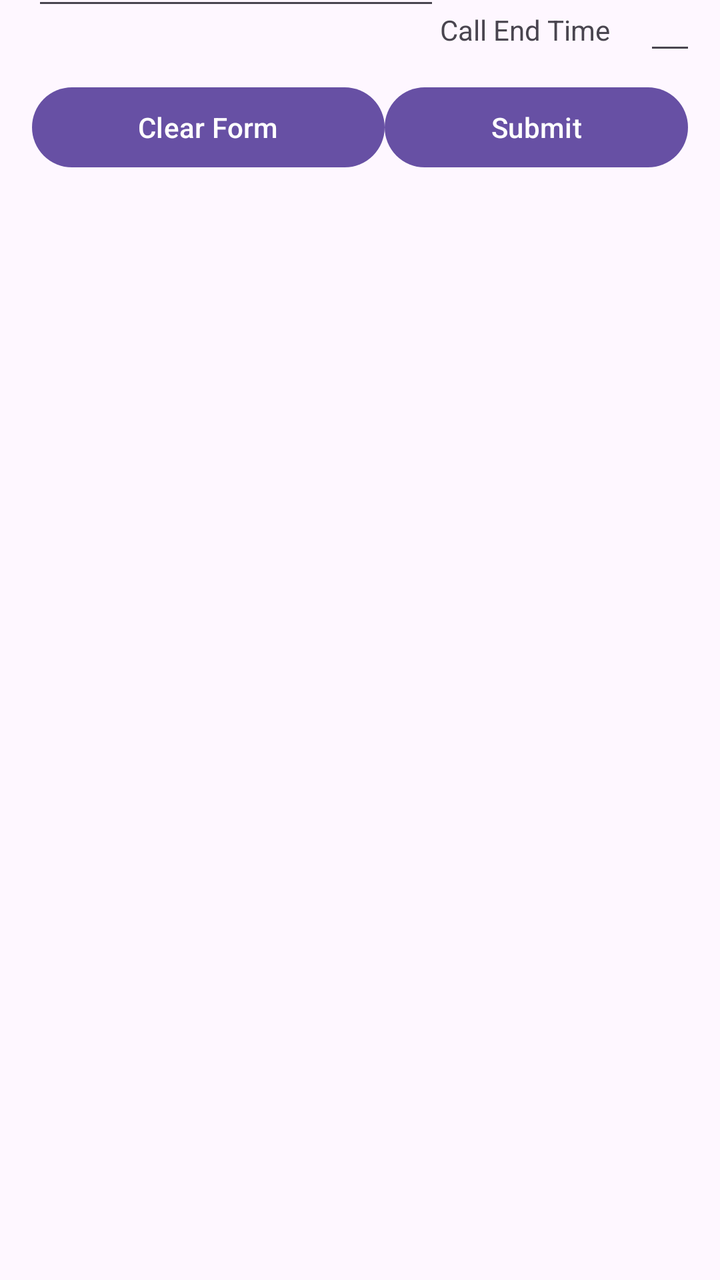
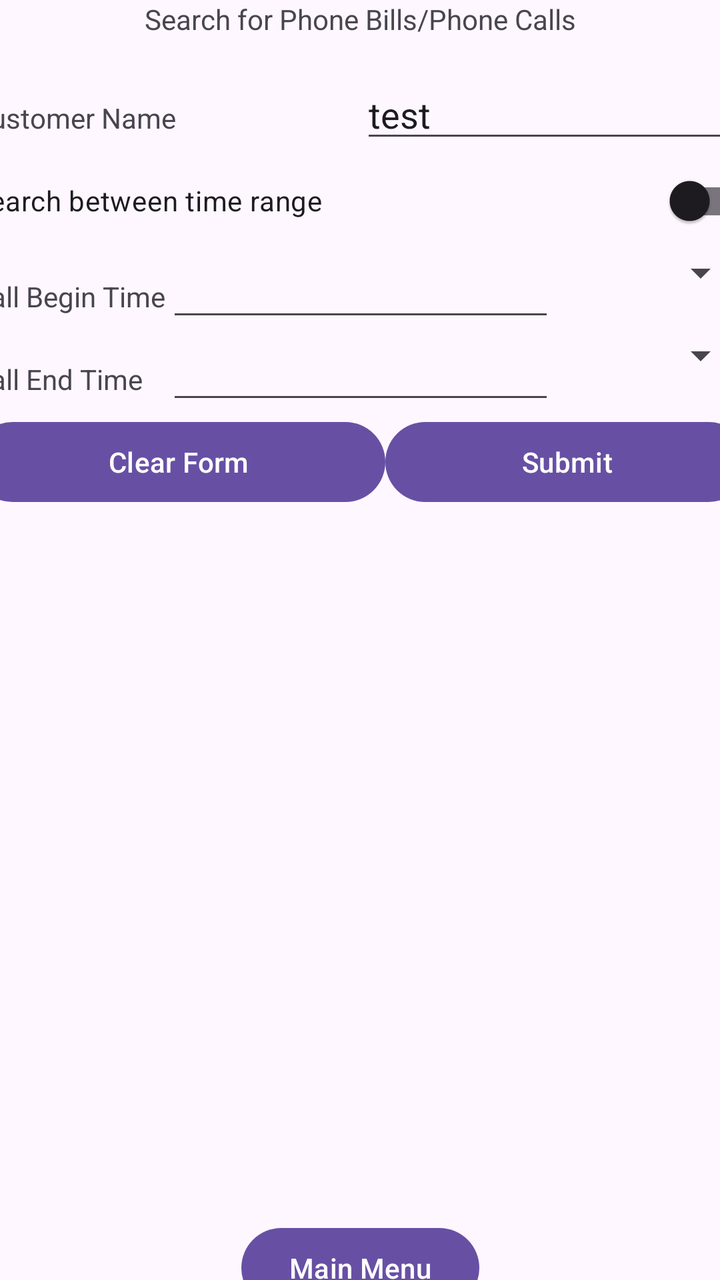

An Android layout rendered at two revisions. The XML below is the earlier revision; the diff shows what the commit changed to produce the second picture.
<!-- AndroidManifest.xml: application theme Theme.PhoneBill -->
<!-- res/layout/activity_search_phone_bill.xml -->
<?xml version="1.0" encoding="utf-8"?>
<androidx.constraintlayout.widget.ConstraintLayout xmlns:android="http://schemas.android.com/apk/res/android"
    xmlns:app="http://schemas.android.com/apk/res-auto"
    xmlns:tools="http://schemas.android.com/tools"
    android:id="@+id/main"
    android:layout_width="match_parent"
    android:layout_height="match_parent"
    tools:context=".SearchPhoneBillActivity">

    <LinearLayout
        android:id="@+id/searchPhoneBillOptionsBlock"
        android:layout_width="match_parent"
        android:layout_height="wrap_content"
        android:layout_weight="2"
        android:orientation="vertical"
        android:layout_margin="16dp"
        app:layout_constraintBottom_toTopOf="@id/searchPhoneBillListView"
        app:layout_constraintEnd_toEndOf="parent"
        app:layout_constraintStart_toStartOf="parent"
        app:layout_constraintTop_toTopOf="parent">

        <LinearLayout
            android:id="@+id/searchPhoneBillOptionsTop"
            android:layout_width="408dp"
            android:layout_height="90dp"
            android:orientation="horizontal">

            <LinearLayout
                android:layout_width="match_parent"
                android:layout_height="wrap_content"
                android:layout_weight="2"
                android:orientation="vertical">

                <TextView
                    android:id="@+id/searchPhoneBillCustomerNameLabel"
                    android:layout_width="match_parent"
                    android:layout_height="match_parent"
                    android:text="@string/customer_name"
                    android:textAlignment="center" />

                <EditText
                    android:id="@+id/searchPhoneBillCustomerNameField"
                    android:layout_width="match_parent"
                    android:layout_height="match_parent"
                    android:inputType="text"
                    android:text="test" />
            </LinearLayout>

            <LinearLayout
                android:id="@+id/searchPhoneBillTimeRangeBlock"
                android:layout_width="wrap_content"
                android:layout_height="match_parent"
                android:layout_weight="1"
                android:orientation="vertical">

                <LinearLayout
                    android:layout_width="match_parent"
                    android:layout_height="wrap_content"
                    android:orientation="horizontal">

                    <TextView
                        android:id="@+id/textView2"
                        android:layout_width="match_parent"
                        android:layout_height="wrap_content"
                        android:layout_weight="1"
                        android:text="@string/call_begin_time" />

                    <EditText
                        android:id="@+id/searchPhoneCallBeginTimeField"
                        android:layout_width="wrap_content"
                        android:layout_height="wrap_content"
                        android:layout_weight="1"
                        android:ems="10"
                        android:inputType="datetime" />
                </LinearLayout>

                <LinearLayout
                    android:layout_width="match_parent"
                    android:layout_height="wrap_content"
                    android:orientation="horizontal">

                    <TextView
                        android:id="@+id/textView3"
                        android:layout_width="match_parent"
                        android:layout_height="wrap_content"
                        android:layout_weight="1"
                        android:text="@string/call_end_time" />

                    <EditText
                        android:id="@+id/searchPhoneCallEndTimeField"
                        android:layout_width="wrap_content"
                        android:layout_height="wrap_content"
                        android:layout_weight="1"
                        android:ems="10"
                        android:inputType="text" />
                </LinearLayout>
            </LinearLayout>
        </LinearLayout>

        <LinearLayout
            android:id="@+id/searchPhoneBillButtons"
            android:layout_width="match_parent"
            android:layout_height="match_parent"
            android:orientation="horizontal">

            <Button
                android:id="@+id/button2"
                android:layout_width="wrap_content"
                android:layout_height="wrap_content"
                android:layout_weight="1"
                android:text="@string/clear_form" />

            <Button
                android:id="@+id/button3"
                android:layout_width="wrap_content"
                android:layout_height="wrap_content"
                android:layout_weight="1"
                android:text="@string/submit" />
        </LinearLayout>
    </LinearLayout>

    <ListView
        android:id="@+id/searchPhoneBillListView"
        android:layout_width="317dp"
        android:layout_height="523dp"
        android:layout_marginStart="16dp"
        android:layout_marginTop="16dp"
        android:layout_marginEnd="16dp"
        android:layout_marginBottom="16dp"
        app:layout_constraintBottom_toTopOf="@id/searchActivityBackToMainButton"
        app:layout_constraintEnd_toEndOf="parent"
        app:layout_constraintStart_toStartOf="parent"
        app:layout_constraintTop_toBottomOf="@id/searchPhoneBillOptionsBlock" />

    <Button
        android:id="@+id/searchActivityBackToMainButton"
        android:layout_width="wrap_content"
        android:layout_height="wrap_content"
        android:onClick="goBackToMainActivity"
        android:text="@string/back_to_main"
        app:layout_constraintBottom_toBottomOf="parent"
        app:layout_constraintEnd_toEndOf="parent"
        app:layout_constraintStart_toStartOf="parent"
        app:layout_constraintTop_toBottomOf="@id/searchPhoneBillListView" />

</androidx.constraintlayout.widget.ConstraintLayout>
<!-- resources referenced by this layout -->
<resources>
  <string name="back_to_main">Main Menu</string>
  <string name="call_begin_time">Call Begin Time</string>
  <string name="call_end_time">Call End Time</string>
  <string name="clear_form">Clear Form</string>
  <string name="customer_name">Customer Name</string>
  <string name="submit">Submit</string>
  <style name="Theme.PhoneBill" parent="Base.Theme.PhoneBill" />
  <style name="Base.Theme.PhoneBill" parent="Theme.Material3.DayNight.NoActionBar">
          
          
      </style>
</resources>

<!-- the commit's change to res/layout/activity_search_phone_bill.xml (unified diff, before → after) -->
@@ -9,90 +9,117 @@
 
     <LinearLayout
         android:id="@+id/searchPhoneBillOptionsBlock"
-        android:layout_width="match_parent"
+        android:layout_width="388dp"
         android:layout_height="wrap_content"
+        android:layout_margin="16dp"
+        android:layout_marginTop="14dp"
+        android:layout_marginBottom="36dp"
         android:layout_weight="2"
         android:orientation="vertical"
-        android:layout_margin="16dp"
-        app:layout_constraintBottom_toTopOf="@id/searchPhoneBillListView"
+        app:layout_constraintBottom_toTopOf="@+id/searchPhoneBillListView"
         app:layout_constraintEnd_toEndOf="parent"
         app:layout_constraintStart_toStartOf="parent"
-        app:layout_constraintTop_toTopOf="parent">
+        app:layout_constraintTop_toBottomOf="@+id/searchPhoneCallTitle">
 
         <LinearLayout
             android:id="@+id/searchPhoneBillOptionsTop"
-            android:layout_width="408dp"
-            android:layout_height="90dp"
-            android:orientation="horizontal">
+            android:layout_width="match_parent"
+            android:layout_height="wrap_content"
+            android:orientation="vertical">
 
             <LinearLayout
                 android:layout_width="match_parent"
                 android:layout_height="wrap_content"
                 android:layout_weight="2"
-                android:orientation="vertical">
+                android:orientation="horizontal"
+                android:weightSum="2">
 
                 <TextView
                     android:id="@+id/searchPhoneBillCustomerNameLabel"
-                    android:layout_width="match_parent"
-                    android:layout_height="match_parent"
+                    android:layout_width="0dp"
+                    android:layout_height="wrap_content"
+                    android:layout_weight="1"
                     android:text="@string/customer_name"
-                    android:textAlignment="center" />
+                    android:textAlignment="viewStart" />
 
                 <EditText
                     android:id="@+id/searchPhoneBillCustomerNameField"
-                    android:layout_width="match_parent"
-                    android:layout_height="match_parent"
+                    android:layout_width="0dp"
+                    android:layout_height="wrap_content"
+                    android:layout_weight="1"
                     android:inputType="text"
                     android:text="test" />
             </LinearLayout>
 
+            <androidx.appcompat.widget.SwitchCompat
+                android:id="@+id/searchPhoneCallBetweenRangeSwitch"
+                android:layout_width="match_parent"
+                android:layout_height="wrap_content"
+                android:layout_weight="2"
+                android:text="Search between time range" />
+
             <LinearLayout
                 android:id="@+id/searchPhoneBillTimeRangeBlock"
-                android:layout_width="wrap_content"
+                android:layout_width="match_parent"
                 android:layout_height="match_parent"
                 android:layout_weight="1"
-                android:orientation="vertical">
+                android:orientation="vertical"
+                android:visibility="visible">
 
                 <LinearLayout
                     android:layout_width="match_parent"
                     android:layout_height="wrap_content"
-                    android:orientation="horizontal">
+                    android:orientation="horizontal"
+                    android:weightSum="8">
 
                     <TextView
                         android:id="@+id/textView2"
-                        android:layout_width="match_parent"
+                        android:layout_width="0dp"
                         android:layout_height="wrap_content"
-                        android:layout_weight="1"
+                        android:layout_weight="2"
                         android:text="@string/call_begin_time" />
 
                     <EditText
                         android:id="@+id/searchPhoneCallBeginTimeField"
-                        android:layout_width="wrap_content"
+                        android:layout_width="0dp"
                         android:layout_height="wrap_content"
-                        android:layout_weight="1"
+                        android:layout_weight="4"
                         android:ems="10"
                         android:inputType="datetime" />
+
+                    <Spinner
+                        android:id="@+id/searchBeginTimeSpinner"
+                        android:layout_width="0dp"
+                        android:layout_height="wrap_content"
+                        android:layout_weight="2" />
                 </LinearLayout>
 
                 <LinearLayout
                     android:layout_width="match_parent"
                     android:layout_height="wrap_content"
-                    android:orientation="horizontal">
+                    android:orientation="horizontal"
+                    android:weightSum="8">
 
                     <TextView
                         android:id="@+id/textView3"
-                        android:layout_width="match_parent"
+                        android:layout_width="0dp"
                         android:layout_height="wrap_content"
-                        android:layout_weight="1"
+                        android:layout_weight="2"
                         android:text="@string/call_end_time" />
 
                     <EditText
                         android:id="@+id/searchPhoneCallEndTimeField"
-                        android:layout_width="wrap_content"
+                        android:layout_width="0dp"
                         android:layout_height="wrap_content"
-                        android:layout_weight="1"
+                        android:layout_weight="4"
                         android:ems="10"
                         android:inputType="text" />
+
+                    <Spinner
+                        android:id="@+id/searchEndTimeSpinner"
+                        android:layout_width="0dp"
+                        android:layout_height="wrap_content"
+                        android:layout_weight="2" />
                 </LinearLayout>
             </LinearLayout>
         </LinearLayout>
@@ -111,26 +138,25 @@
                 android:text="@string/clear_form" />
 
             <Button
-                android:id="@+id/button3"
+                android:id="@+id/submitSearchButton"
                 android:layout_width="wrap_content"
                 android:layout_height="wrap_content"
                 android:layout_weight="1"
+                android:onClick="searchForPhoneBillAndCalls"
                 android:text="@string/submit" />
         </LinearLayout>
     </LinearLayout>
 
     <ListView
         android:id="@+id/searchPhoneBillListView"
-        android:layout_width="317dp"
-        android:layout_height="523dp"
-        android:layout_marginStart="16dp"
-        android:layout_marginTop="16dp"
-        android:layout_marginEnd="16dp"
-        android:layout_marginBottom="16dp"
-        app:layout_constraintBottom_toTopOf="@id/searchActivityBackToMainButton"
+        android:layout_width="302dp"
+        android:layout_height="350dp"
+        android:layout_marginStart="54dp"
+        android:layout_marginTop="23dp"
+        android:layout_marginEnd="55dp"
         app:layout_constraintEnd_toEndOf="parent"
         app:layout_constraintStart_toStartOf="parent"
-        app:layout_constraintTop_toBottomOf="@id/searchPhoneBillOptionsBlock" />
+        app:layout_constraintTop_toBottomOf="@+id/searchPhoneBillOptionsBlock" />
 
     <Button
         android:id="@+id/searchActivityBackToMainButton"
@@ -143,4 +169,14 @@
         app:layout_constraintStart_toStartOf="parent"
         app:layout_constraintTop_toBottomOf="@id/searchPhoneBillListView" />
 
+    <TextView
+        android:id="@+id/searchPhoneCallTitle"
+        android:layout_width="wrap_content"
+        android:layout_height="wrap_content"
+        android:text="Search for Phone Bills/Phone Calls"
+        app:layout_constraintBottom_toTopOf="@+id/searchPhoneBillOptionsBlock"
+        app:layout_constraintEnd_toEndOf="parent"
+        app:layout_constraintStart_toStartOf="parent"
+        app:layout_constraintTop_toTopOf="parent" />
+
 </androidx.constraintlayout.widget.ConstraintLayout>
